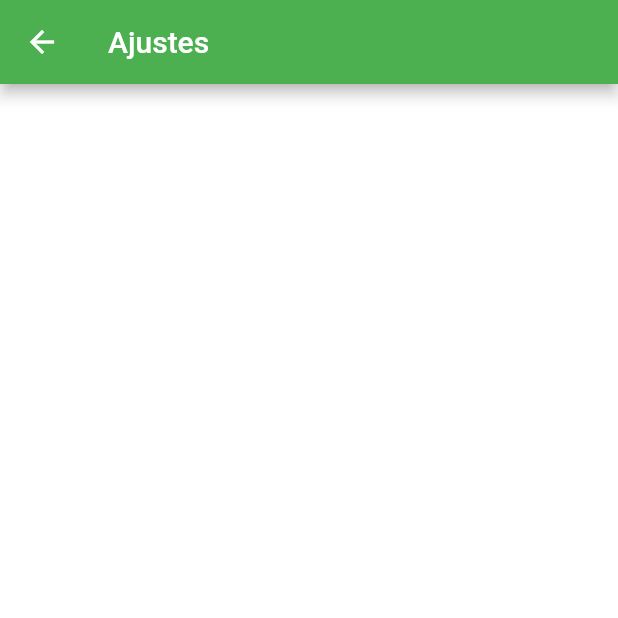
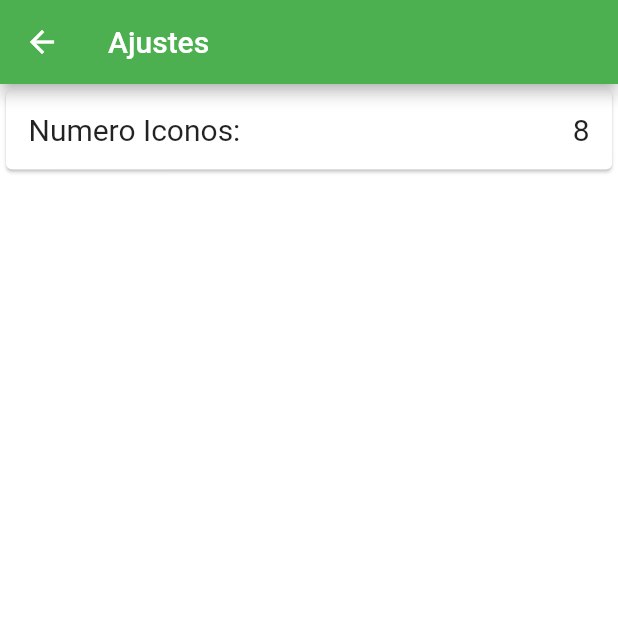
Before and after one commit to PepeNavarro7/UGR-DGP-MDA, a Flutter app: the PaginaAjustes screen opened directly, on a phone screen of 412 x 824 dp, the top half of it. Run offline on Flutter 3.47's test engine with Material 2 defaults, Android fonts, the phone set to English and light mode, and no system bars.

Commit message:
Ajustes del Login

```diff
--- /dev/null
+++ b/lib/PaginaAjustes.dart
@@ -0,0 +1,82 @@
+import 'package:flutter/material.dart';
+
+class PaginaAjustes extends StatefulWidget {
+
+  PaginaAjustes();
+
+  @override
+  _PaginaAjustesState createState() => _PaginaAjustesState();
+}
+
+class _PaginaAjustesState extends State<PaginaAjustes> {
+  @override
+  Widget build(BuildContext context) {
+    double EscalaTexto = MediaQuery.of(context).textScaleFactor;
+    double TamanioLetra = EscalaTexto * 20;
+
+    return Scaffold(
+      backgroundColor: Colors.white,
+      appBar: AppBar(
+        backgroundColor: Colors.green,
+        title: Text('Ajustes', style: TextStyle(fontSize: TamanioLetra)),
+      ),
+      body: ListView(
+        children: <Widget>[
+          GestureDetector(
+            onTap: () {
+              showDialog(
+                context: context,
+                builder: (BuildContext context) {
+                  return AlertDialog(
+                      content: Container(
+                        height: MediaQuery.of(context).size.height * 0.25,
+                        child: Column(
+                          mainAxisAlignment: MainAxisAlignment.spaceAround,
+                          children: <Widget>[
+                            Text('Tamaño de iconos', style: TextStyle(fontSize: TamanioLetra)),
+                            Row(
+                              mainAxisAlignment: MainAxisAlignment.spaceEvenly,
+                              children: <Widget>[
+                                TextButton(
+                                  onPressed: () {
+                                    setState(() {
+
+                                    });
+                                  },
+                                  child: Text('2x1', style: TextStyle(fontSize: TamanioLetra, color: Colors.black)),
+                                ),
+                                TextButton(
+                                  onPressed: () {
+                                    setState(() {
+
+                                    });
+                                  },
+                                  child: Text('4x2', style: TextStyle(fontSize: TamanioLetra, color: Colors.black)),
+                                )
+                              ],
+                            )
+                          ],
+                        ),
+                      )
+                  );
+                },
+              );
+            },
+            child: Card(
+              child: Padding(
+                  padding: const EdgeInsets.fromLTRB(15.0, 15.0, 15.0, 15.0),
+                  child: Row(
+                    mainAxisAlignment: MainAxisAlignment.spaceBetween,
+                    children: <Widget>[
+                      Text('Numero Iconos:', style: TextStyle(fontSize: TamanioLetra)),
+                      Text('8', style: TextStyle(fontSize: TamanioLetra))
+                    ],
+                  )
+              ),
+            ),
+          ),
+        ],
+      ),
+    );
+  }
+}
--- a/lib/PaginaLogin.dart
+++ b/lib/PaginaLogin.dart
@@ -1,6 +1,7 @@
 
 import 'package:flutter/cupertino.dart';
 import 'package:flutter/material.dart';
+import 'package:app/PaginaAjustes.dart';
 
 class PaginaLogin extends StatefulWidget {
   @override
@@ -9,6 +10,7 @@ class PaginaLogin extends StatefulWidget {
 
 class _PaginaLoginState extends State<PaginaLogin> {
   List<String> Usuarios = ['José', 'María', 'Paco', 'Laura', 'Alex', 'Marta', 'Antonio', 'Pablo', 'Inés', 'Jorge', 'David', 'Ana', 'Lucía'];
+
   int NumeroPagina = 0;
   int NumeroFilas = 4;
   int NumeroColumnas = 2;
@@ -23,7 +25,6 @@ class _PaginaLoginState extends State<PaginaLogin> {
     void RealizarAccion(String value) {
       switch (value) {
         case 'Ajustes':
-          print('Click en Ajustes');
           Navigator.push(
             context,
             MaterialPageRoute(builder: (context) => PaginaAjustes()),
@@ -44,7 +45,6 @@ class _PaginaLoginState extends State<PaginaLogin> {
         if(NumeroPagina < (Usuarios.length / NumeroCasillasTotales - 1))
           NumeroPagina++;
       });
-
     }
 
     return Scaffold(
@@ -66,7 +66,7 @@ class _PaginaLoginState extends State<PaginaLogin> {
         ],
       ),
       body: Column(
-        children: [
+        children: <Widget>[
           Container(
             height: MediaQuery.of(context).size.height * 0.75,
             width: MediaQuery.of(context).size.width,
@@ -130,21 +130,3 @@ class _PaginaLoginState extends State<PaginaLogin> {
     );
   }
 }
-
-class PaginaAjustes extends StatefulWidget {
-  @override
-  _PaginaAjustesState createState() => _PaginaAjustesState();
-}
-
-class _PaginaAjustesState extends State<PaginaAjustes> {
-  @override
-  Widget build(BuildContext context) {
-    return Scaffold(
-      backgroundColor: Colors.white,
-      appBar: AppBar(
-        backgroundColor: Colors.green,
-        title: Text("Ajustes"),
-      ),
-    );
-  }
-}
```
